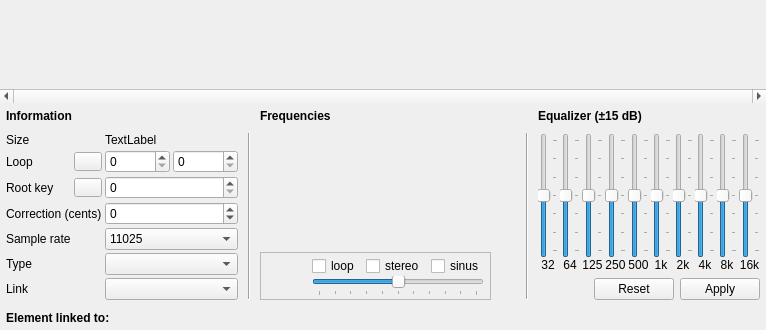
Before: the Qt Designer form sources/editor/pagesmpl.ui in davy7125/polyphone, drawn with Qt 5.
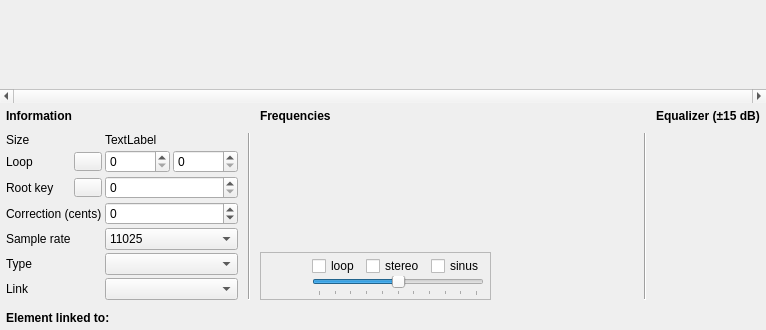
After: the same form once the commit is applied. Icons and pictures are not drawn. Custom widgets are drawn as their Qt base class.

The edit to the form file:
```diff
--- a/sources/editor/pagesmpl.ui
+++ b/sources/editor/pagesmpl.ui
@@ -126,10 +126,7 @@
         <property name="frameShape">
          <enum>QFrame::NoFrame</enum>
         </property>
-        <layout class="QVBoxLayout" name="verticalLayout_2">
-         <property name="spacing">
-          <number>0</number>
-         </property>
+        <layout class="QGridLayout" name="gridLayout_3">
          <property name="leftMargin">
           <number>0</number>
          </property>
@@ -142,610 +139,8 @@
          <property name="bottomMargin">
           <number>0</number>
          </property>
-         <item>
-          <layout class="QGridLayout" name="gridLayout_3" columnstretch="1,1,1,1,1,1,1,1,1,1">
-           <property name="horizontalSpacing">
-            <number>2</number>
-           </property>
-           <item row="0" column="8">
-            <widget class="QSlider" name="verticalSlider_9">
-             <property name="sizePolicy">
-              <sizepolicy hsizetype="Minimum" vsizetype="Expanding">
-               <horstretch>0</horstretch>
-               <verstretch>0</verstretch>
-              </sizepolicy>
-             </property>
-             <property name="toolTip">
-              <string notr="true">8000 Hz</string>
-             </property>
-             <property name="minimum">
-              <number>-15</number>
-             </property>
-             <property name="maximum">
-              <number>15</number>
-             </property>
-             <property name="pageStep">
-              <number>5</number>
-             </property>
-             <property name="orientation">
-              <enum>Qt::Vertical</enum>
-             </property>
-             <property name="tickPosition">
-              <enum>QSlider::TicksBelow</enum>
-             </property>
-             <property name="tickInterval">
-              <number>5</number>
-             </property>
-            </widget>
-           </item>
-           <item row="1" column="4">
-            <widget class="QLabel" name="label_12">
-             <property name="sizePolicy">
-              <sizepolicy hsizetype="Minimum" vsizetype="Preferred">
-               <horstretch>0</horstretch>
-               <verstretch>0</verstretch>
-              </sizepolicy>
-             </property>
-             <property name="font">
-              <font>
-               <pointsize>9</pointsize>
-              </font>
-             </property>
-             <property name="text">
-              <string notr="true">500</string>
-             </property>
-             <property name="alignment">
-              <set>Qt::AlignCenter</set>
-             </property>
-            </widget>
-           </item>
-           <item row="1" column="7">
-            <widget class="QLabel" name="label_15">
-             <property name="sizePolicy">
-              <sizepolicy hsizetype="Minimum" vsizetype="Preferred">
-               <horstretch>0</horstretch>
-               <verstretch>0</verstretch>
-              </sizepolicy>
-             </property>
-             <property name="font">
-              <font>
-               <pointsize>9</pointsize>
-              </font>
-             </property>
-             <property name="text">
-              <string notr="true">4k</string>
-             </property>
-             <property name="alignment">
-              <set>Qt::AlignCenter</set>
-             </property>
-            </widget>
-           </item>
-           <item row="1" column="5">
-            <widget class="QLabel" name="label_13">
-             <property name="sizePolicy">
-              <sizepolicy hsizetype="Minimum" vsizetype="Preferred">
-               <horstretch>0</horstretch>
-               <verstretch>0</verstretch>
-              </sizepolicy>
-             </property>
-             <property name="font">
-              <font>
-               <pointsize>9</pointsize>
-              </font>
-             </property>
-             <property name="text">
-              <string notr="true">1k</string>
-             </property>
-             <property name="alignment">
-              <set>Qt::AlignCenter</set>
-             </property>
-            </widget>
-           </item>
-           <item row="0" column="1">
-            <widget class="QSlider" name="verticalSlider_2">
-             <property name="sizePolicy">
-              <sizepolicy hsizetype="Minimum" vsizetype="Expanding">
-               <horstretch>0</horstretch>
-               <verstretch>0</verstretch>
-              </sizepolicy>
-             </property>
-             <property name="toolTip">
-              <string notr="true">64 Hz</string>
-             </property>
-             <property name="minimum">
-              <number>-15</number>
-             </property>
-             <property name="maximum">
-              <number>15</number>
-             </property>
-             <property name="pageStep">
-              <number>5</number>
-             </property>
-             <property name="orientation">
-              <enum>Qt::Vertical</enum>
-             </property>
-             <property name="tickPosition">
-              <enum>QSlider::TicksBelow</enum>
-             </property>
-             <property name="tickInterval">
-              <number>5</number>
-             </property>
-            </widget>
-           </item>
-           <item row="0" column="2">
-            <widget class="QSlider" name="verticalSlider_3">
-             <property name="sizePolicy">
-              <sizepolicy hsizetype="Minimum" vsizetype="Expanding">
-               <horstretch>0</horstretch>
-               <verstretch>0</verstretch>
-              </sizepolicy>
-             </property>
-             <property name="toolTip">
-              <string notr="true">125 Hz</string>
-             </property>
-             <property name="minimum">
-              <number>-15</number>
-             </property>
-             <property name="maximum">
-              <number>15</number>
-             </property>
-             <property name="pageStep">
-              <number>5</number>
-             </property>
-             <property name="value">
-              <number>0</number>
-             </property>
-             <property name="orientation">
-              <enum>Qt::Vertical</enum>
-             </property>
-             <property name="tickPosition">
-              <enum>QSlider::TicksBelow</enum>
-             </property>
-             <property name="tickInterval">
-              <number>5</number>
-             </property>
-            </widget>
-           </item>
-           <item row="0" column="3">
-            <widget class="QSlider" name="verticalSlider_4">
-             <property name="sizePolicy">
-              <sizepolicy hsizetype="Minimum" vsizetype="Expanding">
-               <horstretch>0</horstretch>
-               <verstretch>0</verstretch>
-              </sizepolicy>
-             </property>
-             <property name="toolTip">
-              <string notr="true">250 Hz</string>
-             </property>
-             <property name="minimum">
-              <number>-15</number>
-             </property>
-             <property name="maximum">
-              <number>15</number>
-             </property>
-             <property name="pageStep">
-              <number>5</number>
-             </property>
-             <property name="orientation">
-              <enum>Qt::Vertical</enum>
-             </property>
-             <property name="tickPosition">
-              <enum>QSlider::TicksBelow</enum>
-             </property>
-             <property name="tickInterval">
-              <number>5</number>
-             </property>
-            </widget>
-           </item>
-           <item row="1" column="0">
-            <widget class="QLabel" name="label_8">
-             <property name="sizePolicy">
-              <sizepolicy hsizetype="Minimum" vsizetype="Preferred">
-               <horstretch>0</horstretch>
-               <verstretch>0</verstretch>
-              </sizepolicy>
-             </property>
-             <property name="font">
-              <font>
-               <pointsize>9</pointsize>
-              </font>
-             </property>
-             <property name="text">
-              <string notr="true">32</string>
-             </property>
-             <property name="alignment">
-              <set>Qt::AlignCenter</set>
-             </property>
-            </widget>
-           </item>
-           <item row="1" column="1">
-            <widget class="QLabel" name="label_9">
-             <property name="sizePolicy">
-              <sizepolicy hsizetype="Minimum" vsizetype="Preferred">
-               <horstretch>0</horstretch>
-               <verstretch>0</verstretch>
-              </sizepolicy>
-             </property>
-             <property name="font">
-              <font>
-               <pointsize>9</pointsize>
-              </font>
-             </property>
-             <property name="text">
-              <string notr="true">64</string>
-             </property>
-             <property name="alignment">
-              <set>Qt::AlignCenter</set>
-             </property>
-            </widget>
-           </item>
-           <item row="0" column="0">
-            <widget class="QSlider" name="verticalSlider_1">
-             <property name="sizePolicy">
-              <sizepolicy hsizetype="Minimum" vsizetype="Expanding">
-               <horstretch>0</horstretch>
-               <verstretch>0</verstretch>
-              </sizepolicy>
-             </property>
-             <property name="toolTip">
-              <string notr="true">32 Hz</string>
-             </property>
-             <property name="minimum">
-              <number>-15</number>
-             </property>
-             <property name="maximum">
-              <number>15</number>
-             </property>
-             <property name="pageStep">
-              <number>5</number>
-             </property>
-             <property name="orientation">
-              <enum>Qt::Vertical</enum>
-             </property>
-             <property name="tickPosition">
-              <enum>QSlider::TicksBelow</enum>
-             </property>
-             <property name="tickInterval">
-              <number>5</number>
-             </property>
-            </widget>
-           </item>
-           <item row="1" column="8">
-            <widget class="QLabel" name="label_16">
-             <property name="sizePolicy">
-              <sizepolicy hsizetype="Minimum" vsizetype="Preferred">
-               <horstretch>0</horstretch>
-               <verstretch>0</verstretch>
-              </sizepolicy>
-             </property>
-             <property name="font">
-              <font>
-               <pointsize>9</pointsize>
-              </font>
-             </property>
-             <property name="text">
-              <string notr="true">8k</string>
-             </property>
-             <property name="alignment">
-              <set>Qt::AlignCenter</set>
-             </property>
-            </widget>
-           </item>
-           <item row="0" column="6">
-            <widget class="QSlider" name="verticalSlider_7">
-             <property name="sizePolicy">
-              <sizepolicy hsizetype="Minimum" vsizetype="Expanding">
-               <horstretch>0</horstretch>
-               <verstretch>0</verstretch>
-              </sizepolicy>
-             </property>
-             <property name="toolTip">
-              <string notr="true">2000 Hz</string>
-             </property>
-             <property name="minimum">
-              <number>-15</number>
-             </property>
-             <property name="maximum">
-              <number>15</number>
-             </property>
-             <property name="pageStep">
-              <number>5</number>
-             </property>
-             <property name="orientation">
-              <enum>Qt::Vertical</enum>
-             </property>
-             <property name="tickPosition">
-              <enum>QSlider::TicksBelow</enum>
-             </property>
-             <property name="tickInterval">
-              <number>5</number>
-             </property>
-            </widget>
-           </item>
-           <item row="0" column="7">
-            <widget class="QSlider" name="verticalSlider_8">
-             <property name="sizePolicy">
-              <sizepolicy hsizetype="Minimum" vsizetype="Expanding">
-               <horstretch>0</horstretch>
-               <verstretch>0</verstretch>
-              </sizepolicy>
-             </property>
-             <property name="toolTip">
-              <string notr="true">4000 Hz</string>
-             </property>
-             <property name="minimum">
-              <number>-15</number>
-             </property>
-             <property name="maximum">
-              <number>15</number>
-             </property>
-             <property name="pageStep">
-              <number>5</number>
-             </property>
-             <property name="orientation">
-              <enum>Qt::Vertical</enum>
-             </property>
-             <property name="tickPosition">
-              <enum>QSlider::TicksBelow</enum>
-             </property>
-             <property name="tickInterval">
-              <number>5</number>
-             </property>
-            </widget>
-           </item>
-           <item row="1" column="2">
-            <widget class="QLabel" name="label_10">
-             <property name="sizePolicy">
-              <sizepolicy hsizetype="Minimum" vsizetype="Preferred">
-               <horstretch>0</horstretch>
-               <verstretch>0</verstretch>
-              </sizepolicy>
-             </property>
-             <property name="font">
-              <font>
-               <pointsize>9</pointsize>
-              </font>
-             </property>
-             <property name="text">
-              <string notr="true">125</string>
-             </property>
-             <property name="alignment">
-              <set>Qt::AlignCenter</set>
-             </property>
-            </widget>
-           </item>
-           <item row="0" column="4">
-            <widget class="QSlider" name="verticalSlider_5">
-             <property name="sizePolicy">
-              <sizepolicy hsizetype="Minimum" vsizetype="Expanding">
-               <horstretch>0</horstretch>
-               <verstretch>0</verstretch>
-              </sizepolicy>
-             </property>
-             <property name="toolTip">
-              <string notr="true">500 Hz</string>
-             </property>
-             <property name="minimum">
-              <number>-15</number>
-             </property>
-             <property name="maximum">
-              <number>15</number>
-             </property>
-             <property name="pageStep">
-              <number>5</number>
-             </property>
-             <property name="orientation">
-              <enum>Qt::Vertical</enum>
-             </property>
-             <property name="tickPosition">
-              <enum>QSlider::TicksBelow</enum>
-             </property>
-             <property name="tickInterval">
-              <number>5</number>
-             </property>
-            </widget>
-           </item>
-           <item row="0" column="5">
-            <widget class="QSlider" name="verticalSlider_6">
-             <property name="sizePolicy">
-              <sizepolicy hsizetype="Minimum" vsizetype="Expanding">
-               <horstretch>0</horstretch>
-               <verstretch>0</verstretch>
-              </sizepolicy>
-             </property>
-             <property name="toolTip">
-              <string notr="true">1000 Hz</string>
-             </property>
-             <property name="minimum">
-              <number>-15</number>
-             </property>
-             <property name="maximum">
-              <number>15</number>
-             </property>
-             <property name="pageStep">
-              <number>5</number>
-             </property>
-             <property name="orientation">
-              <enum>Qt::Vertical</enum>
-             </property>
-             <property name="tickPosition">
-              <enum>QSlider::TicksBelow</enum>
-             </property>
-             <property name="tickInterval">
-              <number>5</number>
-             </property>
-            </widget>
-           </item>
-           <item row="1" column="3">
-            <widget class="QLabel" name="label_11">
-             <property name="sizePolicy">
-              <sizepolicy hsizetype="Minimum" vsizetype="Preferred">
-               <horstretch>0</horstretch>
-               <verstretch>0</verstretch>
-              </sizepolicy>
-             </property>
-             <property name="font">
-              <font>
-               <pointsize>9</pointsize>
-              </font>
-             </property>
-             <property name="text">
-              <string notr="true">250</string>
-             </property>
-             <property name="alignment">
-              <set>Qt::AlignCenter</set>
-             </property>
-            </widget>
-           </item>
-           <item row="1" column="6">
-            <widget class="QLabel" name="label_14">
-             <property name="sizePolicy">
-              <sizepolicy hsizetype="Minimum" vsizetype="Preferred">
-               <horstretch>0</horstretch>
-               <verstretch>0</verstretch>
-              </sizepolicy>
-             </property>
-             <property name="font">
-              <font>
-               <pointsize>9</pointsize>
-              </font>
-             </property>
-             <property name="text">
-              <string notr="true">2k</string>
-             </property>
-             <property name="alignment">
-              <set>Qt::AlignCenter</set>
-             </property>
-            </widget>
-           </item>
-           <item row="0" column="9">
-            <widget class="QSlider" name="verticalSlider_10">
-             <property name="sizePolicy">
-              <sizepolicy hsizetype="Minimum" vsizetype="Expanding">
-               <horstretch>0</horstretch>
-               <verstretch>0</verstretch>
-              </sizepolicy>
-             </property>
-             <property name="toolTip">
-              <string notr="true">16000 Hz</string>
-             </property>
-             <property name="minimum">
-              <number>-15</number>
-             </property>
-             <property name="maximum">
-              <number>15</number>
-             </property>
-             <property name="pageStep">
-              <number>5</number>
-             </property>
-             <property name="orientation">
-              <enum>Qt::Vertical</enum>
-             </property>
-             <property name="tickPosition">
-              <enum>QSlider::TicksBelow</enum>
-             </property>
-             <property name="tickInterval">
-              <number>5</number>
-             </property>
-            </widget>
-           </item>
-           <item row="1" column="9">
-            <widget class="QLabel" name="label_17">
-             <property name="sizePolicy">
-              <sizepolicy hsizetype="Minimum" vsizetype="Preferred">
-               <horstretch>0</horstretch>
-               <verstretch>0</verstretch>
-              </sizepolicy>
-             </property>
-             <property name="font">
-              <font>
-               <pointsize>9</pointsize>
-              </font>
-             </property>
-             <property name="text">
-              <string notr="true">16k</string>
-             </property>
-             <property name="alignment">
-              <set>Qt::AlignCenter</set>
-             </property>
-            </widget>
-           </item>
-          </layout>
-         </item>
-         <item>
-          <widget class="QFrame" name="frame_9">
-           <property name="frameShape">
-            <enum>QFrame::NoFrame</enum>
-           </property>
-           <property name="frameShadow">
-            <enum>QFrame::Raised</enum>
-           </property>
-           <layout class="QHBoxLayout" name="horizontalLayout">
-            <property name="leftMargin">
-             <number>3</number>
-            </property>
-            <property name="topMargin">
-             <number>6</number>
-            </property>
-            <property name="rightMargin">
-             <number>0</number>
-            </property>
-            <property name="bottomMargin">
-             <number>0</number>
-            </property>
-            <item>
-             <spacer name="horizontalSpacer_2">
-              <property name="orientation">
-               <enum>Qt::Horizontal</enum>
-              </property>
-              <property name="sizeHint" stdset="0">
-               <size>
-                <width>40</width>
-                <height>1</height>
-               </size>
-              </property>
-             </spacer>
-            </item>
-            <item>
-             <widget class="QPushButton" name="pushEgalRestore">
-              <property name="sizePolicy">
-               <sizepolicy hsizetype="Minimum" vsizetype="Preferred">
-                <horstretch>0</horstretch>
-                <verstretch>0</verstretch>
-               </sizepolicy>
-              </property>
-              <property name="maximumSize">
-               <size>
-                <width>16777215</width>
-                <height>27</height>
-               </size>
-              </property>
-              <property name="text">
-               <string>Reset</string>
-              </property>
-             </widget>
-            </item>
-            <item>
-             <widget class="QPushButton" name="pushEgaliser">
-              <property name="sizePolicy">
-               <sizepolicy hsizetype="Minimum" vsizetype="Preferred">
-                <horstretch>0</horstretch>
-                <verstretch>0</verstretch>
-               </sizepolicy>
-              </property>
-              <property name="maximumSize">
-               <size>
-                <width>16777215</width>
-                <height>27</height>
-               </size>
-              </property>
-              <property name="text">
-               <string>Apply</string>
-              </property>
-             </widget>
-            </item>
-           </layout>
-          </widget>
+         <item row="0" column="0">
+          <widget class="Equalizer" name="widgetEqualizer" native="true"/>
          </item>
         </layout>
        </widget>
@@ -1388,6 +783,12 @@
    <extends>QSpinBox</extends>
    <header>spinboxkey.h</header>
   </customwidget>
+  <customwidget>
+   <class>Equalizer</class>
+   <extends>QWidget</extends>
+   <header>equalizer.h</header>
+   <container>1</container>
+  </customwidget>
  </customwidgets>
  <tabstops>
   <tabstop>spinStartLoop</tabstop>
```
Left out of the diff: 48 changed lines with no effect on the pictures.
